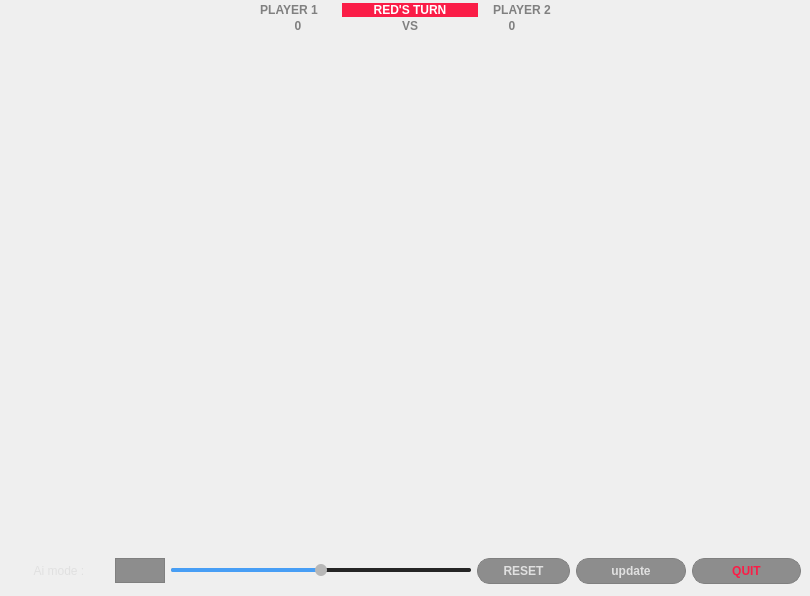
First picture: the form in gameengine.ui, repository TONI7008/Connect4, before the edit.
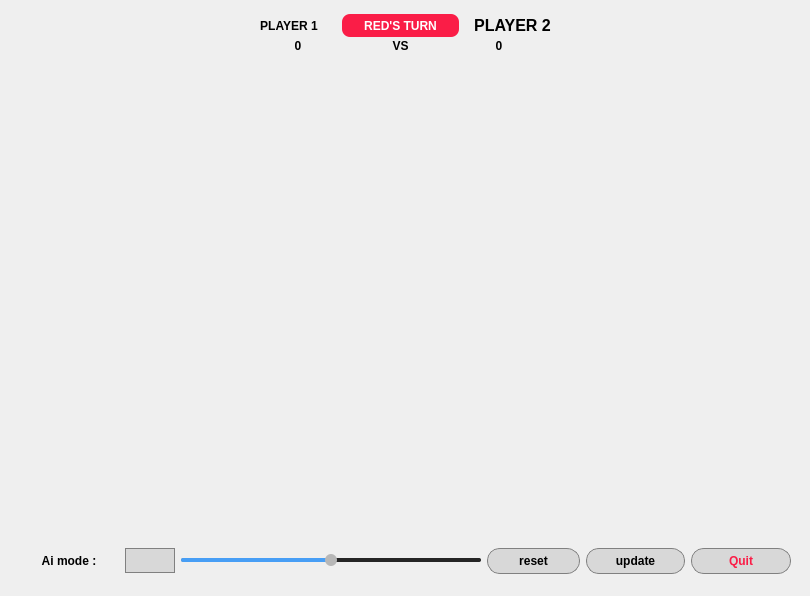
Second picture: the form after the edit. The open tabs and pages were chosen to show the change. Custom widgets are drawn as their Qt base class.

What changed in the file:
```diff
--- a/gameengine.ui
+++ b/gameengine.ui
@@ -56,10 +56,19 @@
     color: #E0E0E0; /* Light gray text for readability */
 }
 
+#bottomWidget{
+background:transparent;
+border:none;
+}
+#topWidget{
+background:transparent;
+border:none;
+}
 QFrame{
 background:transparent;
 border:none;
-}</string>
+}
+</string>
   </property>
   <layout class="QGridLayout" name="gridLayout">
    <property name="leftMargin">
@@ -584,218 +593,20 @@
       </property>
       <layout class="QGridLayout" name="gridLayout_4">
        <property name="leftMargin">
-        <number>0</number>
+        <number>10</number>
        </property>
        <property name="topMargin">
-        <number>0</number>
+        <number>10</number>
        </property>
        <property name="rightMargin">
-        <number>0</number>
+        <number>10</number>
        </property>
        <property name="bottomMargin">
-        <number>0</number>
+        <number>10</number>
        </property>
-       <item row="2" column="0" colspan="3" alignment="Qt::AlignmentFlag::AlignBottom">
-        <widget class="TFrame" name="bottomFrame">
-         <property name="minimumSize">
-          <size>
-           <width>0</width>
-           <height>50</height>
-          </size>
-         </property>
-         <property name="maximumSize">
-          <size>
-           <width>16777215</width>
-           <height>75</height>
-          </size>
-         </property>
-         <property name="styleSheet">
-          <string notr="true">QPushButton{
-	background: rgba(30,30,30,120);
-	border:1px solid gray;
-	border-radius:13px;
-	font-weight:bold;
-}
-QSlider {
-    background-color: transparent;
-}
-
-/* Slider Groove (track) */
-QSlider::groove:horizontal, QSlider::groove:vertical {
-    background-color: rgba(120, 120, 120, 0.8);
-    border-radius: 2px;
-    border: none;
-}
-
-QSlider::groove:horizontal {
-    height: 4px;
-}
-
-QSlider::groove:vertical {
-    width: 4px;
-}
-
-/* Slider Handle (thumb) */
-QSlider::handle:horizontal, QSlider::handle:vertical {
-    background-color: #B7B7B7;
-    border-radius: 6px;
-    border: none;
-}
-
-QSlider::handle:horizontal {
-    height: 12px;
-    width: 12px;
-    margin: -4px 0;
-}
-
-QSlider::handle:vertical {
-    height: 12px;
-    width: 12px;
-    margin: 0 -4px;
-}
-
-/* Slider Progress */
-QSlider::sub-page:horizontal, QSlider::add-page:vertical {
-    background-color: rgb(71, 158, 245);
-    border-radius: 2px;
-}
-
-QSlider::add-page:horizontal, QSlider::sub-page:vertical {
-    background-color: rgba(10, 10, 10, 0.8);
-    border-radius: 2px;
-}
-</string>
-         </property>
-         <property name="frameShape">
-          <enum>QFrame::Shape::StyledPanel</enum>
-         </property>
-         <property name="frameShadow">
-          <enum>QFrame::Shadow::Raised</enum>
-         </property>
-         <layout class="QHBoxLayout" name="horizontalLayout_5">
-          <property name="topMargin">
-           <number>5</number>
-          </property>
-          <property name="bottomMargin">
-           <number>5</number>
-          </property>
-          <item>
-           <widget class="QLabel" name="label_8">
-            <property name="maximumSize">
-             <size>
-              <width>100</width>
-              <height>16777215</height>
-             </size>
-            </property>
-            <property name="text">
-             <string>Ai mode :</string>
-            </property>
-            <property name="alignment">
-             <set>Qt::AlignmentFlag::AlignCenter</set>
-            </property>
-           </widget>
-          </item>
-          <item>
-           <widget class="ToggleButton" name="aiButton">
-            <property name="maximumSize">
-             <size>
-              <width>50</width>
-              <height>25</height>
-             </size>
-            </property>
-            <property name="text">
-             <string/>
-            </property>
-           </widget>
-          </item>
-          <item>
-           <widget class="QSlider" name="difficultySlider">
-            <property name="maximumSize">
-             <size>
-              <width>300</width>
-              <height>16777215</height>
-             </size>
-            </property>
-            <property name="minimum">
-             <number>2</number>
-            </property>
-            <property name="maximum">
-             <number>8</number>
-            </property>
-            <property name="value">
-             <number>5</number>
-            </property>
-            <property name="orientation">
-             <enum>Qt::Orientation::Horizontal</enum>
-            </property>
-            <property name="tickPosition">
-             <enum>QSlider::TickPosition::NoTicks</enum>
-            </property>
-           </widget>
-          </item>
-          <item>
-           <widget class="QPushButton" name="resetbutton">
-            <property name="minimumSize">
-             <size>
-              <width>0</width>
-              <height>26</height>
-             </size>
-            </property>
-            <property name="maximumSize">
-             <size>
-              <width>93</width>
-              <height>16777215</height>
-             </size>
-            </property>
-            <property name="text">
-             <string>RESET</string>
-            </property>
-           </widget>
-          </item>
-          <item>
-           <widget class="QPushButton" name="downloadUpdateButton">
-            <property name="minimumSize">
-             <size>
-              <width>0</width>
-              <height>26</height>
-             </size>
-            </property>
-            <property name="maximumSize">
-             <size>
-              <width>16777215</width>
-              <height>26</height>
-             </size>
-            </property>
-            <property name="text">
-             <string>update</string>
-            </property>
-           </widget>
-          </item>
-          <item>
-           <widget class="QPushButton" name="quitButton">
-            <property name="minimumSize">
-             <size>
-              <width>0</width>
-              <height>26</height>
-             </size>
-            </property>
-            <property name="maximumSize">
-             <size>
-              <width>109</width>
-              <height>16777215</height>
-             </size>
-            </property>
-            <property name="styleSheet">
-             <string notr="true">color:rgb(250,29,71);</string>
-            </property>
-            <property name="text">
-             <string>QUIT</string>
-            </property>
-           </widget>
-          </item>
-         </layout>
-        </widget>
-       </item>
+       <property name="verticalSpacing">
+        <number>5</number>
+       </property>
        <item row="1" column="0">
         <spacer name="horizontalSpacer">
          <property name="orientation">
@@ -806,14 +617,46 @@
          </property>
          <property name="sizeHint" stdset="0">
           <size>
-           <width>100</width>
+           <width>90</width>
            <height>20</height>
           </size>
          </property>
         </spacer>
        </item>
-       <item row="0" column="0" colspan="3" alignment="Qt::AlignmentFlag::AlignTop">
-        <widget class="TFrame" name="topFrame">
+       <item row="1" column="1">
+        <widget class="Connect_4" name="c4Widget" native="true">
+         <property name="minimumSize">
+          <size>
+           <width>500</width>
+           <height>430</height>
+          </size>
+         </property>
+         <property name="maximumSize">
+          <size>
+           <width>16777215</width>
+           <height>16777215</height>
+          </size>
+         </property>
+        </widget>
+       </item>
+       <item row="1" column="2">
+        <spacer name="horizontalSpacer_2">
+         <property name="orientation">
+          <enum>Qt::Orientation::Horizontal</enum>
+         </property>
+         <property name="sizeType">
+          <enum>QSizePolicy::Policy::Fixed</enum>
+         </property>
+         <property name="sizeHint" stdset="0">
+          <size>
+           <width>90</width>
+           <height>20</height>
+          </size>
+         </property>
+        </spacer>
+       </item>
+       <item row="0" column="0" colspan="3">
+        <widget class="bWidget" name="topWidget" native="true">
          <property name="minimumSize">
           <size>
            <width>0</width>
@@ -823,7 +666,7 @@
          <property name="maximumSize">
           <size>
            <width>16777215</width>
-           <height>75</height>
+           <height>50</height>
           </size>
          </property>
          <property name="styleSheet">
@@ -832,18 +675,12 @@
 border:none;
 }</string>
          </property>
-         <property name="frameShape">
-          <enum>QFrame::Shape::StyledPanel</enum>
-         </property>
-         <property name="frameShadow">
-          <enum>QFrame::Shadow::Raised</enum>
-         </property>
          <layout class="QHBoxLayout" name="horizontalLayout_6">
           <property name="spacing">
-           <number>3</number>
+           <number>5</number>
           </property>
           <property name="topMargin">
-           <number>1</number>
+           <number>2</number>
           </property>
           <property name="bottomMargin">
            <number>5</number>
@@ -904,7 +741,7 @@
              <item row="0" column="0">
               <widget class="QLabel" name="label_4">
                <property name="styleSheet">
-                <string notr="true"/>
+                <string notr="true">color:black;</string>
                </property>
                <property name="text">
                 <string>PLAYER 1</string>
@@ -938,7 +775,7 @@
                   </size>
                  </property>
                  <property name="styleSheet">
-                  <string notr="true"/>
+                  <string notr="true">color:black;</string>
                  </property>
                  <property name="text">
                   <string>0</string>
@@ -981,10 +818,17 @@
              <item row="0" column="6">
               <widget class="QLabel" name="aiLabel">
                <property name="styleSheet">
-                <string notr="true"/>
+                <string notr="true">color: black;</string>
                </property>
                <property name="text">
-                <string>PLAYER 2</string>
+                <string>&lt;!DOCTYPE HTML PUBLIC &quot;-//W3C//DTD HTML 4.0//EN&quot; &quot;http://www.w3.org/TR/REC-html40/strict.dtd&quot;&gt;
+&lt;html&gt;&lt;head&gt;&lt;meta name=&quot;qrichtext&quot; content=&quot;1&quot; /&gt;&lt;meta charset=&quot;utf-8&quot; /&gt;&lt;style type=&quot;text/css&quot;&gt;
+p, li { white-space: pre-wrap; }
+hr { height: 1px; border-width: 0; }
+li.unchecked::marker { content: &quot;\2610&quot;; }
+li.checked::marker { content: &quot;\2612&quot;; }
+&lt;/style&gt;&lt;/head&gt;&lt;body style=&quot; font-family:'Noto Sans'; font-size:12pt; font-weight:700; font-style:normal;&quot;&gt;
+&lt;p style=&quot; margin-top:0px; margin-bottom:0px; margin-left:0px; margin-right:0px; -qt-block-indent:0; text-indent:0px;&quot;&gt;PLAYER 2&lt;/p&gt;&lt;/body&gt;&lt;/html&gt;</string>
                </property>
                <property name="alignment">
                 <set>Qt::AlignmentFlag::AlignCenter</set>
@@ -1015,7 +859,7 @@
                   </size>
                  </property>
                  <property name="styleSheet">
-                  <string notr="true"/>
+                  <string notr="true">color:black;</string>
                  </property>
                  <property name="text">
                   <string>0</string>
@@ -1030,7 +874,7 @@
              <item row="1" column="3" colspan="2">
               <widget class="QLabel" name="label_11">
                <property name="styleSheet">
-                <string notr="true"/>
+                <string notr="true">color:black;</string>
                </property>
                <property name="text">
                 <string>VS</string>
@@ -1076,38 +920,206 @@
          </layout>
         </widget>
        </item>
-       <item row="1" column="1">
-        <widget class="Connect_4" name="c4Widget" native="true">
+       <item row="2" column="0" colspan="3">
+        <widget class="bWidget" name="bottomWidget" native="true">
          <property name="minimumSize">
           <size>
-           <width>500</width>
-           <height>430</height>
+           <width>0</width>
+           <height>50</height>
           </size>
          </property>
          <property name="maximumSize">
           <size>
            <width>16777215</width>
-           <height>16777215</height>
+           <height>50</height>
           </size>
          </property>
+         <property name="styleSheet">
+          <string notr="true">QPushButton{
+	background: rgba(200,200,200,150);
+	border:1px solid gray;
+	border-radius:13px;
+	font-weight:bold;
+	color:black;
+}
+QSlider {
+    background-color: transparent;
+}
+
+/* Slider Groove (track) */
+QSlider::groove:horizontal, QSlider::groove:vertical {
+    background-color: rgba(120, 120, 120, 0.8);
+    border-radius: 2px;
+    border: none;
+}
+
+QSlider::groove:horizontal {
+    height: 4px;
+}
+
+QSlider::groove:vertical {
+    width: 4px;
+}
+
+/* Slider Handle (thumb) */
+QSlider::handle:horizontal, QSlider::handle:vertical {
+    background-color: #B7B7B7;
+    border-radius: 6px;
+    border: none;
+}
+
+QSlider::handle:horizontal {
+    height: 12px;
+    width: 12px;
+    margin: -4px 0;
+}
+
+QSlider::handle:vertical {
+    height: 12px;
+    width: 12px;
+    margin: 0 -4px;
+}
+
+/* Slider Progress */
+QSlider::sub-page:horizontal, QSlider::add-page:vertical {
+    background-color: rgb(71, 158, 245);
+    border-radius: 2px;
+}
+
+QSlider::add-page:horizontal, QSlider::sub-page:vertical {
+    background-color: rgba(10, 10, 10, 0.8);
+    border-radius: 2px;
+}
+QLabel{
+color:black;
+font-weight:bold;
+}
+</string>
+         </property>
+         <layout class="QHBoxLayout" name="horizontalLayout_5">
+          <property name="topMargin">
+           <number>3</number>
+          </property>
+          <property name="bottomMargin">
+           <number>3</number>
+          </property>
+          <item>
+           <widget class="QLabel" name="label_8">
+            <property name="maximumSize">
+             <size>
+              <width>100</width>
+              <height>16777215</height>
+             </size>
+            </property>
+            <property name="text">
+             <string>Ai mode :</string>
+            </property>
+            <property name="alignment">
+             <set>Qt::AlignmentFlag::AlignCenter</set>
+            </property>
+           </widget>
+          </item>
+          <item>
+           <widget class="ToggleButton" name="aiButton">
+            <property name="maximumSize">
+             <size>
+              <width>50</width>
+              <height>25</height>
+             </size>
+            </property>
+            <property name="text">
+             <string/>
+            </property>
+           </widget>
+          </item>
+          <item>
+           <widget class="QSlider" name="difficultySlider">
+            <property name="maximumSize">
+             <size>
+              <width>300</width>
+              <height>16777215</height>
+             </size>
+            </property>
+            <property name="minimum">
+             <number>2</number>
+            </property>
+            <property name="maximum">
+             <number>8</number>
+            </property>
+            <property name="value">
+             <number>5</number>
+            </property>
+            <property name="orientation">
+             <enum>Qt::Orientation::Horizontal</enum>
+            </property>
+            <property name="tickPosition">
+             <enum>QSlider::TickPosition::NoTicks</enum>
+            </property>
+           </widget>
+          </item>
+          <item>
+           <widget class="QPushButton" name="resetbutton">
+            <property name="minimumSize">
+             <size>
+              <width>0</width>
+              <height>26</height>
+             </size>
+            </property>
+            <property name="maximumSize">
+             <size>
+              <width>93</width>
+              <height>16777215</height>
+             </size>
+            </property>
+            <property name="text">
+             <string>reset</string>
+            </property>
+           </widget>
+          </item>
+          <item>
+           <widget class="QPushButton" name="downloadUpdateButton">
+            <property name="minimumSize">
+             <size>
+              <width>0</width>
+              <height>26</height>
+             </size>
+            </property>
+            <property name="maximumSize">
+             <size>
+              <width>16777215</width>
+              <height>26</height>
+             </size>
+            </property>
+            <property name="text">
+             <string>update</string>
+            </property>
+           </widget>
+          </item>
+          <item>
+           <widget class="QPushButton" name="quitButton">
+            <property name="minimumSize">
+             <size>
+              <width>0</width>
+              <height>26</height>
+             </size>
+            </property>
+            <property name="maximumSize">
+             <size>
+              <width>109</width>
+              <height>16777215</height>
+             </size>
+            </property>
+            <property name="styleSheet">
+             <string notr="true">color:rgb(250,29,71);</string>
+            </property>
+            <property name="text">
+             <string>Quit</string>
+            </property>
+           </widget>
+          </item>
+         </layout>
         </widget>
        </item>
-       <item row="1" column="2">
-        <spacer name="horizontalSpacer_2">
-         <property name="orientation">
-          <enum>Qt::Orientation::Horizontal</enum>
-         </property>
-         <property name="sizeType">
-          <enum>QSizePolicy::Policy::Fixed</enum>
-         </property>
-         <property name="sizeHint" stdset="0">
-          <size>
-           <width>100</width>
-           <height>20</height>
-          </size>
-         </property>
-        </spacer>
-       </item>
       </layout>
      </widget>
     </widget>
@@ -1144,6 +1156,12 @@
    <header>tstackedwidget.h</header>
    <container>1</container>
   </customwidget>
+  <customwidget>
+   <class>bWidget</class>
+   <extends>QWidget</extends>
+   <header>bwidget.h</header>
+   <container>1</container>
+  </customwidget>
  </customwidgets>
  <resources/>
  <connections/>
```
Left out of the diff: 25 changed lines with no effect on the pictures.
